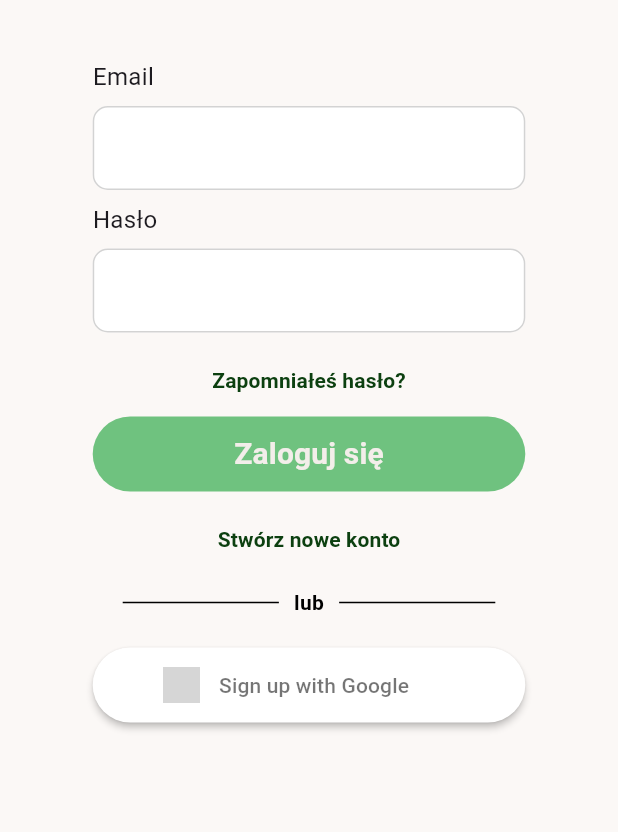
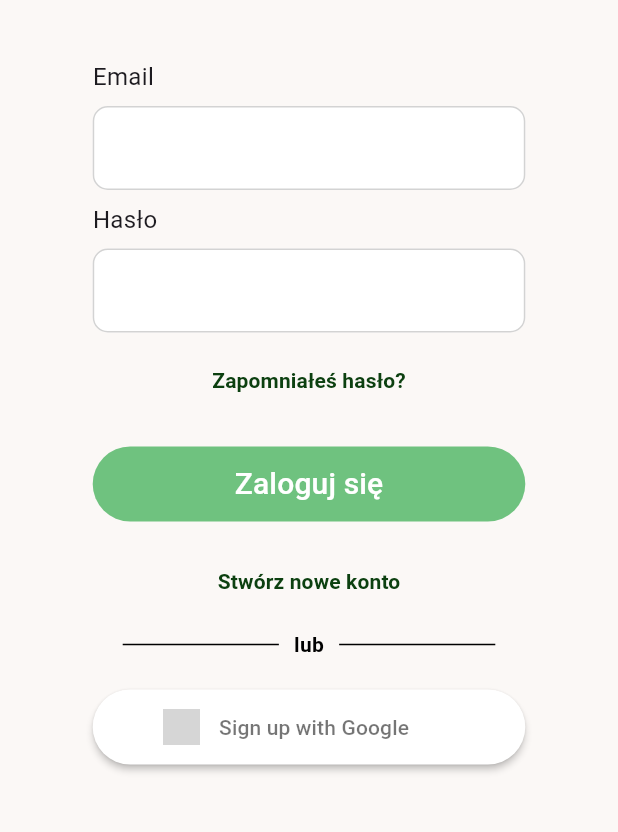
Before and after one commit to jgeb28/AleOkaz, a Flutter app: the screen it shows after launch, after a tap on "To login", on a phone screen of 412 x 824 dp, the part 152-984 px from its top. Run offline on Flutter 3.47's test engine with Material 3 defaults, Android fonts, the phone set to English and light mode, and no system bars; drawn by our look-alikes of sign_in_button; grey boxes are pictures that could not be loaded.

Commit message:
changes due to Łukasz additions

```diff
--- a/frontend/lib/screens/login/login.dart
+++ b/frontend/lib/screens/login/login.dart
@@ -1,5 +1,6 @@
 import 'package:ale_okaz/utils/colors.dart';
 import 'package:flutter/material.dart';
+import 'package:ale_okaz/screens/login/login_form.dart';
 import 'package:sign_in_button/sign_in_button.dart';
 import 'package:ale_okaz/widgets/label_input.dart';
 import 'package:ale_okaz/widgets/title_section.dart';
@@ -26,63 +27,9 @@ class LoginScreen extends StatelessWidget {
           child: Container(
             margin: EdgeInsets.symmetric(
                 horizontal: horizonalMargin, vertical: verticalMargin),
-            child: Form(
-              key: _formKey,
                 child: Column(
                   children: [
-                  const TitleSection(
-                    name: 'AleOkaz',
-                  ),
-                  LabelInput(
-                      labelName: 'Email',
-                      isObscured: false,
-                      controller: _emailController,
-                      validator: (String? value) {
-                        if (value == null) {}
-                      }),
-                  LabelInput(
-                      labelName: 'Hasło',
-                      isObscured: true,
-                      controller: _passowrdController,
-                      validator: (String? value) {
-                        return null;
-                      }),
-                  TextButton(
-                    onPressed: () {},
-                    child: const Text(
-                      'Zapomniałeś hasło?',
-                      style: TextStyle(
-                        color: Color(0xFF0C4010),
-                        fontWeight: FontWeight.bold,
-                      ),
-                    ),
-                  ),
-                  SizedBox(
-                    width: double.maxFinite,
-                    height: 50,
-                    child: FilledButton(
-                      style: FilledButton.styleFrom(
-                        backgroundColor: const Color(0xff6fc27f),
-                        side: BorderSide.none,
-                      ),
-                      onPressed: () {
-                        if (_formKey.currentState!.validate()) {
-                          Navigator.of(context).push(MaterialPageRoute(
-                              builder: (context) => MyApp(
-                                    username: _emailController.text,
-                                  )));
-                        }
-                      },
-                      child: const Text(
-                        'Zaloguj się',
-                        style: TextStyle(
-                          color: Color(0xfff3eeea),
-                          fontWeight: FontWeight.bold,
-                          fontSize: 20,
-                        ),
-                      ),
-                    ),
-                  ),
+                    const LoginForm(),
                     Padding(
                       padding: const EdgeInsets.only(top: 8, bottom: 8),
                       child: TextButton(
@@ -120,7 +67,6 @@ class LoginScreen extends StatelessWidget {
                   ],
               ),
           ),
-          ),
         ));
   }
 }
--- /dev/null
+++ b/frontend/lib/screens/login/login_form.dart
@@ -0,0 +1,80 @@
+import 'package:ale_okaz/widgets/auth_button.dart';
+import 'package:ale_okaz/widgets/label_input.dart';
+import 'package:ale_okaz/widgets/title_section.dart';
+import 'package:flutter/material.dart';
+
+class LoginForm extends StatefulWidget {
+  const LoginForm({super.key});
+
+  @override
+  State<LoginForm> createState() => _LoginFormState();
+}
+
+class _LoginFormState extends State<LoginForm> {
+  final _formKey = GlobalKey<FormState>();
+  final _emailController = TextEditingController();
+  final _passwordController = TextEditingController();
+
+  @override
+  void dispose() {
+    _emailController.dispose();
+    _passwordController.dispose();
+    super.dispose();
+  }
+
+  void clearInputs() {
+    _emailController.text = "";
+    _passwordController.text = "";
+  }
+
+  void submit() async {
+    if (_formKey.currentState!.validate()) {
+      try {
+       // To Do
+      } catch (e) {
+        clearInputs();
+        ScaffoldMessenger.of(context).showSnackBar(const SnackBar(
+            backgroundColor: Colors.red,
+            content: Center(child: Text('Wystąpił błąd podczas logowania!'))));
+      }
+    }
+  }
+
+  @override
+  Widget build(BuildContext context) {
+    return Form(
+        key: _formKey,
+        child: Column(
+          children: [
+            const TitleSection(name: "AleOkaz"),
+            LabelInput(
+                labelName: "Email",
+                controller: _emailController,
+                validator: (String? value) {
+                  return value == null ? "Wypełnij pole" : null;
+                }
+            ),
+            LabelInput(
+              labelName: "Hasło",
+              controller: _passwordController,
+              validator: (String? value) {
+                  return value == null ? "Wypełnij pole" : null;
+              },
+              isObscured: true,
+            ),
+            TextButton(
+              onPressed: () {},
+              child: const Text(
+                'Zapomniałeś hasło?',
+                style: TextStyle(
+                  color: Color(0xFF0C4010),
+                  fontWeight: FontWeight.bold,
+                ),
+              ),
+            ),
+            AuthButton(label: "Zaloguj się", onPressed: submit)
+          ],
+        )
+    );
+  }
+}
--- a/frontend/lib/utils/colors.dart
+++ b/frontend/lib/utils/colors.dart
@@ -1,3 +1,5 @@
 import 'package:flutter/material.dart';
 
 const Color primaryBackgroundColor = Color.fromARGB(255, 251, 248, 246);
+const Color buttonBackgroundColor = Color.fromARGB(255, 111, 194, 127);
+const Color smallTextColor = Color(0xFF0C4010);
--- /dev/null
+++ b/frontend/lib/widgets/auth_button.dart
@@ -0,0 +1,28 @@
+import 'package:ale_okaz/utils/colors.dart';
+import 'package:flutter/material.dart';
+
+class AuthButton extends StatelessWidget {
+  final VoidCallback onPressed;
+  final String label;
+
+  const AuthButton({required this.label, required this.onPressed, super.key});
+
+  @override
+  Widget build(BuildContext context) {
+    return Padding(
+      padding: const EdgeInsets.only(top: 20, bottom: 8),
+      child: SizedBox(
+          width: double.maxFinite,
+          height: 50,
+          child: FilledButton(
+              style: FilledButton.styleFrom(
+                  backgroundColor: buttonBackgroundColor,
+                  foregroundColor: Colors.white),
+              onPressed: onPressed,
+              child: Text(
+                label,
+                style: const TextStyle(fontSize: 20),
+              ))),
+    );
+  }
+}
```
Lines whose indentation alone changed are shown as unchanged.
